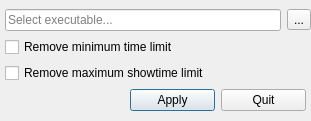
Qt form Ui/RRLimitRemover.ui (burninrubber0/BPRoadRuleLimitRemover) before a commit.
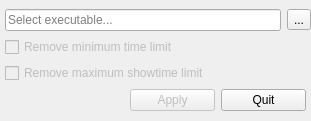
The same form after that commit. Icons and pictures are not drawn.

The edit to the form file:
```diff
--- a/Ui/RRLimitRemover.ui
+++ b/Ui/RRLimitRemover.ui
@@ -55,6 +55,9 @@
       </item>
       <item>
        <widget class="QCheckBox" name="chkTime">
+        <property name="enabled">
+         <bool>false</bool>
+        </property>
         <property name="text">
          <string>Remove minimum time limit</string>
         </property>
@@ -62,6 +65,9 @@
       </item>
       <item>
        <widget class="QCheckBox" name="chkShowtime">
+        <property name="enabled">
+         <bool>false</bool>
+        </property>
         <property name="text">
          <string>Remove maximum showtime limit</string>
         </property>
@@ -77,6 +83,9 @@
         </property>
         <item>
          <widget class="QPushButton" name="btnApply">
+          <property name="enabled">
+           <bool>false</bool>
+          </property>
           <property name="text">
            <string>Apply</string>
           </property>
```
